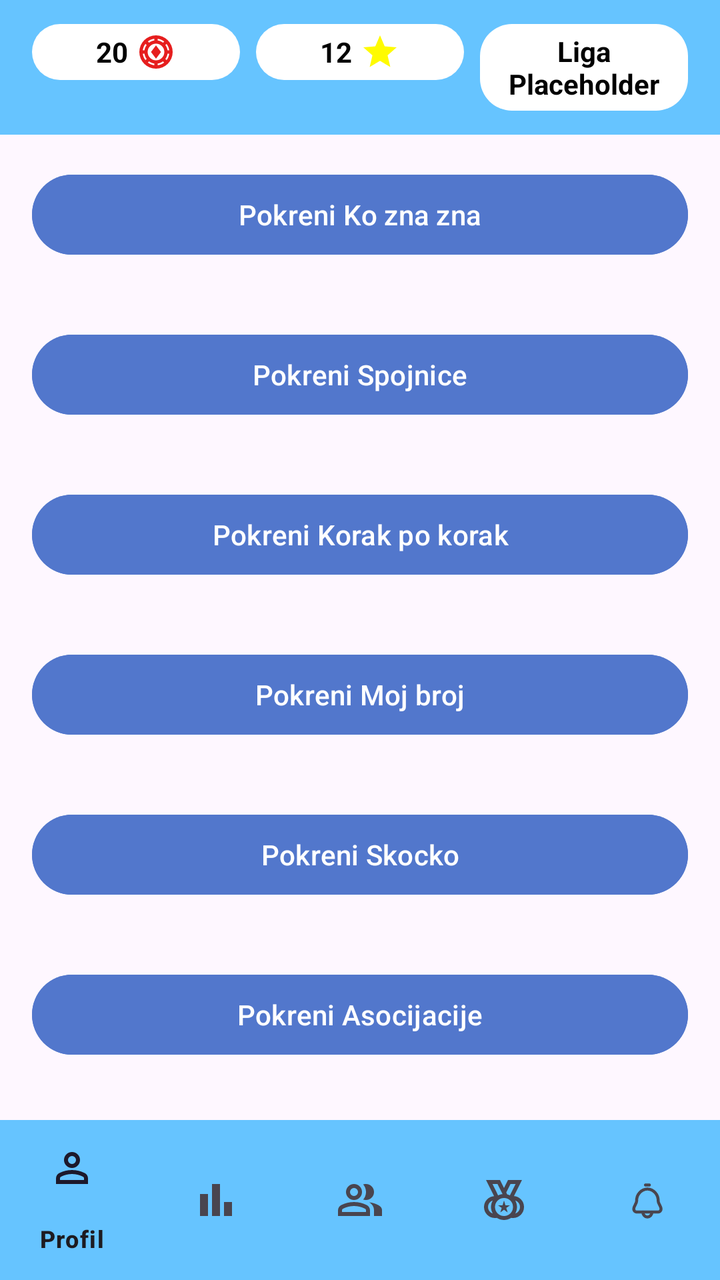
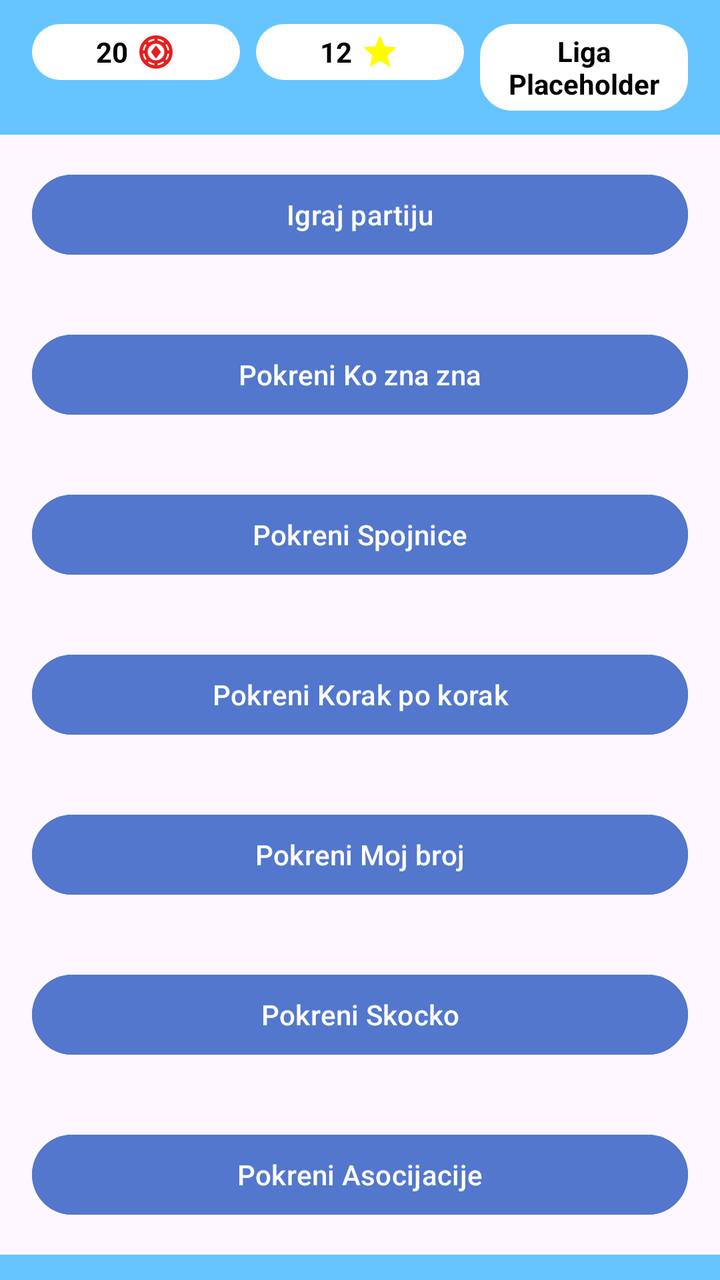

An Android layout rendered at two revisions. The XML below is the earlier revision; the diff shows what the commit changed to produce the second picture.
<!-- AndroidManifest.xml: application theme Theme.Slagalica -->
<!-- res/layout/activity_main.xml -->
<?xml version="1.0" encoding="utf-8"?>
<androidx.constraintlayout.widget.ConstraintLayout xmlns:android="http://schemas.android.com/apk/res/android"
    xmlns:app="http://schemas.android.com/apk/res-auto"
    xmlns:tools="http://schemas.android.com/tools"
    android:id="@+id/main"
    android:layout_width="match_parent"
    android:layout_height="match_parent"
    tools:context=".MainActivity">

    <LinearLayout
        android:layout_width="match_parent"
        android:layout_height="match_parent"
        android:orientation="vertical">

        <include layout="@layout/top_bar" />

        <Button
            android:id="@+id/buttonStartWhoKnows"
            android:layout_width="match_parent"
            android:layout_height="wrap_content"
            android:layout_margin="16dp"
            android:text="Pokreni Ko zna zna"
            android:backgroundTint="@color/button_default_color"
            android:textColor="@color/white"/>

        <Button
            android:id="@+id/buttonStartMatchingGame"
            android:layout_width="match_parent"
            android:layout_height="wrap_content"
            android:layout_margin="16dp"
            android:text="Pokreni Spojnice"
            android:backgroundTint="@color/button_default_color"
            android:textColor="@color/white"/>

        <Button
            android:id="@+id/buttonStartStepByStep"
            android:layout_width="match_parent"
            android:layout_height="wrap_content"
            android:layout_margin="16dp"
            android:text="Pokreni Korak po korak"
            android:backgroundTint="@color/button_default_color"
            android:textColor="@color/white"/>

        <Button
            android:id="@+id/buttonStartNumbersGame"
            android:layout_width="match_parent"
            android:layout_height="wrap_content"
            android:layout_margin="16dp"
            android:text="Pokreni Moj broj"
            android:backgroundTint="@color/button_default_color"
            android:textColor="@color/white"/>

        <Button
            android:id="@+id/buttonStartSkocko"
            android:layout_width="match_parent"
            android:layout_height="wrap_content"
            android:layout_margin="16dp"
            android:text="Pokreni Skocko"
            android:backgroundTint="@color/button_default_color"
            android:textColor="@color/white"/>

        <Button
            android:id="@+id/buttonStartAsocijacije"
            android:layout_width="match_parent"
            android:layout_height="wrap_content"
            android:layout_margin="16dp"
            android:text="Pokreni Asocijacije"
            android:backgroundTint="@color/button_default_color"
            android:textColor="@color/white"/>

        <FrameLayout
            android:id="@+id/fragmentContainer"
            android:layout_width="match_parent"
            android:layout_height="0dp"
            android:layout_weight="1"
            android:layout_gravity="bottom"/>

        <include layout="@layout/bottom_bar" />
    </LinearLayout>


</androidx.constraintlayout.widget.ConstraintLayout>
<!-- res/layout/top_bar.xml (included above) -->
<?xml version="1.0" encoding="utf-8"?>
<LinearLayout xmlns:android="http://schemas.android.com/apk/res/android"
    android:layout_width="match_parent"
    android:layout_height="wrap_content"
    android:orientation="horizontal"
    android:padding="12dp"
    android:background="#66C4FF">

    <LinearLayout
        android:layout_width="0dp"
        android:layout_height="wrap_content"
        android:layout_weight="1"
        android:orientation="horizontal"
        android:gravity="center"
        android:padding="4dp"
        android:layout_marginStart="4dp"
        android:layout_marginEnd="4dp"
        android:background="@drawable/rounded_white">

        <TextView
            android:layout_width="wrap_content"
            android:layout_height="wrap_content"
            android:text="20"
            android:textColor="#000000"
            android:textStyle="bold"
            android:layout_marginEnd="4dp" />

        <ImageView
            android:layout_width="20dp"
            android:layout_height="20dp"
            android:src="@drawable/ic_token"
            android:contentDescription="Tokeni" />
    </LinearLayout>

    <LinearLayout
        android:layout_width="0dp"
        android:layout_height="wrap_content"
        android:layout_weight="1"
        android:orientation="horizontal"
        android:gravity="center"
        android:padding="4dp"
        android:layout_marginStart="4dp"
        android:layout_marginEnd="4dp"
        android:background="@drawable/rounded_white">

        <TextView
            android:layout_width="wrap_content"
            android:layout_height="wrap_content"
            android:text="12"
            android:textColor="#000000"
            android:textStyle="bold"
            android:layout_marginEnd="4dp" />

        <ImageView
            android:layout_width="20dp"
            android:layout_height="20dp"
            android:src="@drawable/ic_star"
            android:contentDescription="Zvezde" />
    </LinearLayout>

    <LinearLayout
        android:layout_width="0dp"
        android:layout_height="wrap_content"
        android:layout_weight="1"
        android:orientation="horizontal"
        android:gravity="center"
        android:padding="4dp"
        android:layout_marginStart="4dp"
        android:layout_marginEnd="4dp"
        android:background="@drawable/rounded_white">

        <TextView
            android:layout_width="wrap_content"
            android:layout_height="wrap_content"
            android:text="Liga Placeholder"
            android:textColor="#000000"
            android:textStyle="bold"
            android:gravity="center" />
    </LinearLayout>
</LinearLayout>
<!-- res/layout/bottom_bar.xml (included above) -->
<?xml version="1.0" encoding="utf-8"?>
<LinearLayout xmlns:android="http://schemas.android.com/apk/res/android"
    xmlns:app="http://schemas.android.com/apk/res-auto"
    android:layout_width="match_parent"
    android:layout_height="wrap_content"
    android:orientation="vertical"
    android:background="#66C4FF"
    android:padding="0dp">

    <com.google.android.material.bottomnavigation.BottomNavigationView
        android:id="@+id/bottomNavigation"
        android:layout_width="match_parent"
        android:layout_height="wrap_content"
        android:paddingBottom="0dp"
        android:paddingTop="0dp"
        android:paddingStart="0dp"
        android:paddingEnd="0dp"
        android:layout_margin="0dp"
        android:layout_marginBottom="0dp"
        android:background="#66C4FF"
        app:backgroundColor="#66C4FF"
        app:elevation="0dp"
        app:menu="@menu/bottom_nav_menu" />
</LinearLayout>
<!-- resources referenced by this layout -->
<resources>
  <color name="button_default_color">#5277CC</color>
  <color name="white">#FFFFFFFF</color>
  <!-- drawable ic_star (drawable) -->
  <vector xmlns:android="http://schemas.android.com/apk/res/android" android:height="24dp" android:tint="#FFFB00" android:viewportHeight="24" android:viewportWidth="24" android:width="24dp">
        
      <path android:fillColor="@android:color/white" android:pathData="M12,17.27L18.18,21l-1.64,-7.03L22,9.24l-7.19,-0.61L12,2 9.19,8.63 2,9.24l5.46,4.73L5.82,21z"/>
      
  </vector>
  <!-- drawable ic_token (drawable) -->
  <vector xmlns:android="http://schemas.android.com/apk/res/android"
      android:width="24dp"
      android:height="24dp"
      android:viewportWidth="960"
      android:viewportHeight="960">
    <path
        android:pathData="M480,880q-83,0 -156,-31.5T197,763q-54,-54 -85.5,-127T80,480q0,-83 31.5,-156T197,197q54,-54 127,-85.5T480,80q83,0 156,31.5T763,197q54,54 85.5,127T880,480q0,83 -31.5,156T763,763q-54,54 -127,85.5T480,880ZM440,797v-40q-35,-5 -67.5,-19T312,704l-28,29q33,26 72.5,42.5T440,797ZM520,797q44,-5 83.5,-21.5T676,733l-28,-29q-28,20 -60.5,34T520,757v40ZM480,680q83,0 141.5,-58.5T680,480q0,-83 -58.5,-141.5T480,280q-83,0 -141.5,58.5T280,480q0,83 58.5,141.5T480,680ZM733,676q26,-33 42.5,-72.5T797,520h-40q-5,35 -19,67.5T704,648l29,28ZM227,676 L256,647q-20,-28 -34,-60t-19,-67h-40q5,44 21.5,83.5T227,676ZM480,640L360,480l120,-160 120,160 -120,160ZM163,440h40q5,-35 19,-67t34,-60l-29,-29q-26,33 -42.5,72.5T163,440ZM757,440h40q-5,-44 -22,-83.5T732,284l-28,28q20,28 34,60.5t19,67.5ZM313,256q28,-20 60,-34t67,-19v-40q-44,5 -83.5,21.5T284,227l29,29ZM648,256 L676,228q-33,-26 -72.5,-43T520,163v40q35,5 67.5,19t60.5,34Z"
        android:fillColor="#e61e1e"/>
  </vector>
  <!-- drawable rounded_white (drawable) -->
  <?xml version="1.0" encoding="utf-8"?>
  <shape xmlns:android="http://schemas.android.com/apk/res/android"
      android:shape="rectangle">
      <solid android:color="@android:color/white" />
      <corners android:radius="16dp" />
  </shape>
  <style name="Theme.Slagalica" parent="Base.Theme.Slagalica" />
  <style name="Base.Theme.Slagalica" parent="Theme.Material3.DayNight.NoActionBar">
          
          
      </style>
</resources>

<!-- the commit's change to res/layout/activity_main.xml (unified diff, before → after) -->
@@ -13,6 +13,15 @@
         android:orientation="vertical">
 
         <include layout="@layout/top_bar" />
+
+        <Button
+            android:id="@+id/buttonStartMatch"
+            android:layout_width="match_parent"
+            android:layout_height="wrap_content"
+            android:layout_margin="16dp"
+            android:text="Igraj partiju"
+            android:backgroundTint="@color/button_default_color"
+            android:textColor="@color/white"/>
 
         <Button
             android:id="@+id/buttonStartWhoKnows"
